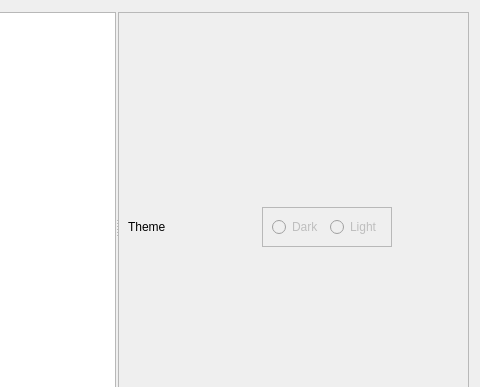
This is forms/preferences.ui in MirayaProject/miraya as Qt 5 draws it before an edit; both pictures show x 160 to 640 and y 0 to 387 of the 640 by 480 pixel window. The edited form follows.
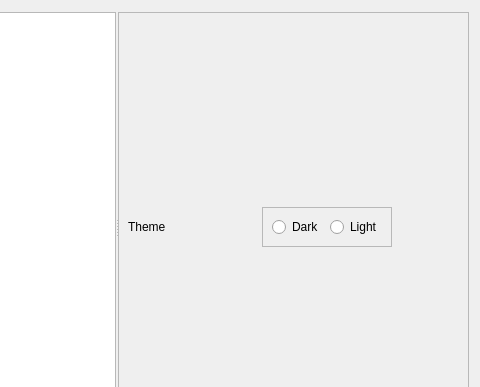
This is the edited form. The open tabs and pages were chosen to show the change. Icons and pictures are not drawn.

Commit message: 🟠 preferences: enabled themes radio buttons

The edit to the form file:
```diff
--- a/forms/preferences.ui
+++ b/forms/preferences.ui
@@ -357,7 +357,7 @@
            <item>
             <widget class="QRadioButton" name="themesDarkRadio">
              <property name="enabled">
-              <bool>false</bool>
+              <bool>true</bool>
              </property>
              <property name="text">
               <string>Dark</string>
@@ -367,7 +367,7 @@
            <item>
             <widget class="QRadioButton" name="themesLightRadio">
              <property name="enabled">
-              <bool>false</bool>
+              <bool>true</bool>
              </property>
              <property name="text">
               <string>Light</string>
```
